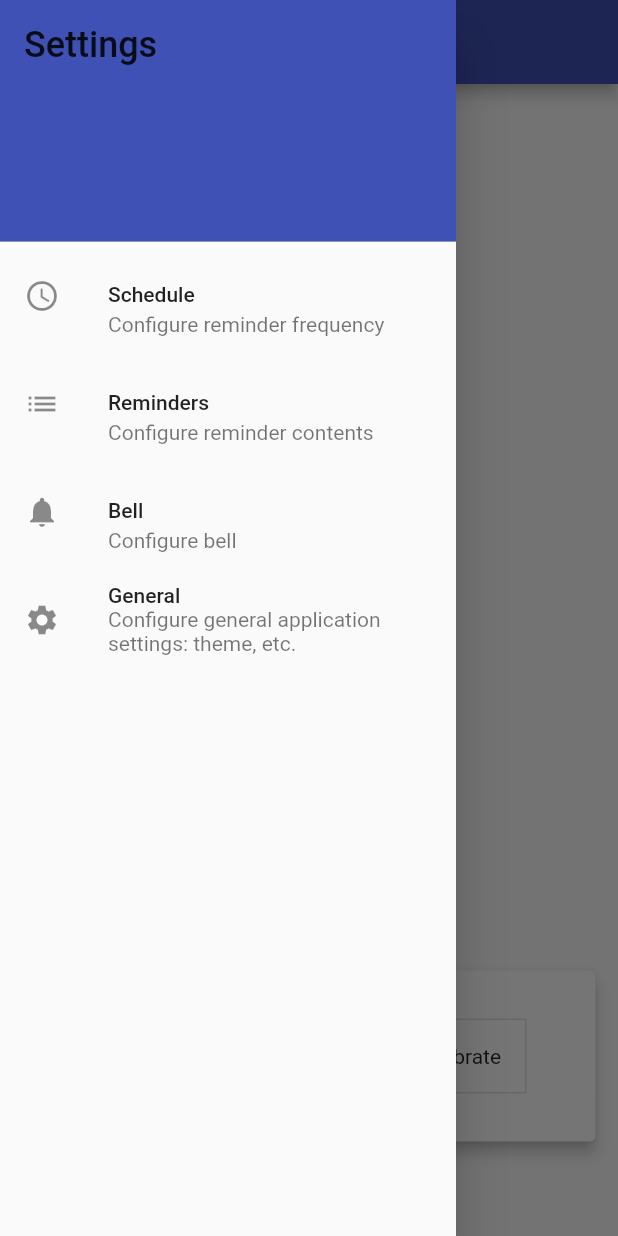
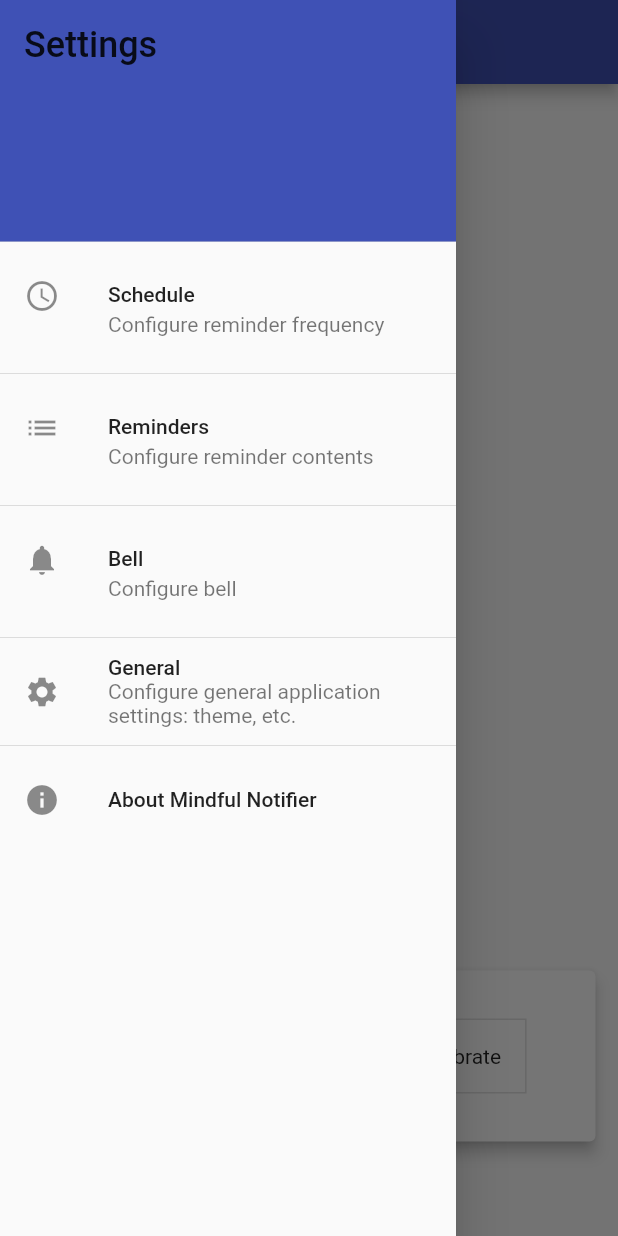
Before and after one commit to kmac/mindfulnotifier, a Flutter app: the screen it shows after launch, with the side drawer open, on a phone screen of 412 x 824 dp. Run offline on Flutter 3.47's test engine with Material 2 defaults, Android fonts, the phone set to English and light mode, and no system bars; our stand-ins replace date_format, flutter_html, flutter_local_notifications, flutter_native_timezone, get, just_audio and 5 more; missing offline and left inert: android_alarm_manager, audio_session; Roboto replaces fonts that are missing (Open Sans).

Commit message:
add about dialog

```diff
--- a/lib/components/constants.dart
+++ b/lib/components/constants.dart
@@ -1,4 +1,5 @@
 const String appName = 'Mindful Notifier';
+const String appVersion = '0.0.1';
 
 const bool useForegroundService = false;
 
--- /dev/null
+++ b/lib/screens/about/about.dart
@@ -0,0 +1,59 @@
+import 'dart:ui';
+
+import 'package:flutter/cupertino.dart';
+import 'package:flutter/material.dart';
+import 'package:flutter/widgets.dart';
+import 'package:get/get.dart';
+import 'package:flutter_html/flutter_html.dart';
+import 'package:logger/logger.dart';
+import 'package:mindfulnotifier/components/constants.dart';
+import 'package:mindfulnotifier/components/logging.dart';
+
+var logger = Logger(printer: SimpleLogPrinter('reminderview'));
+
+const htmlData = """
+<h3>About this app</h3>
+
+<p>This app is a simple mindfulness-based timer which displays a random
+notification reminder taken from a configurable list. The provided notifications
+are some simple examples. You can add and remove from the notifications defaults
+as you like.</p>
+
+<p>Features:
+<ul>
+<li>Configure either a periodic or random reminder interval.</li>
+<li>Edit or add your own reminder messages.</li>
+<li>Use either a default bell or provide your own (in development).</li>
+<li>Separate controls for mute and vibrate.</li>
+</ul>
+
+<h4>Project Information and Source Code</h4>
+<p>The source code is available at <a href="https://github.com/kmac5">https://github.com/kmac5</a>.
+Please see this link for additional help, or to report any issues.
+<p>The default bell is taken from user 'steaq' at
+<a href="https://freesound.org/s/346328/">https://freesound.org/s/346328/</a>
+and is licensed under the 'Creative Commons 0 License'.
+See the link for more information.
+
+<h4>Privacy Policy</h4>
+<p>This application completely respects your privacy. It collects no data, other
+than to store any customized reminders on your local device.
+The app doesn't have access to the Internet, and it doesn't know or collect
+anything about you, or about your reminders.
+</p>
+
+<h4>Terms of service:</h4>
+<p>This application is provided free of charge, with no warranty whatsoever.
+</p>
+""";
+
+class AppAboutListTile extends AboutListTile {
+  AppAboutListTile()
+      : super(
+            icon: Icon(Icons.info),
+            applicationVersion: appVersion,
+            applicationLegalese: '© 2021',
+            aboutBoxChildren: [
+              Html(data: htmlData),
+            ]);
+}
--- a/lib/screens/app/mindfulnotifier.dart
+++ b/lib/screens/app/mindfulnotifier.dart
@@ -15,6 +15,7 @@ import 'package:mindfulnotifier/components/datastore.dart';
 import 'package:mindfulnotifier/components/notifier.dart';
 import 'package:mindfulnotifier/components/logging.dart';
 import 'package:mindfulnotifier/components/utils.dart';
+import 'package:mindfulnotifier/screens/about/about.dart';
 
 var logger = Logger(printer: SimpleLogPrinter('mindfulnotifier'));
 
@@ -429,18 +430,21 @@ class MindfulNotifierWidget extends StatelessWidget {
                   subtitle: Text('Configure reminder frequency'),
                   onTap: controller.handleScheduleOnTap,
                 ),
+                Divider(),
                 ListTile(
                   leading: Icon(Icons.list),
                   title: Text('Reminders'),
                   subtitle: Text('Configure reminder contents'),
                   onTap: controller.handleRemindersOnTap,
                 ),
+                Divider(),
                 ListTile(
                   leading: Icon(Icons.notifications),
                   title: Text('Bell'),
                   subtitle: Text('Configure bell'),
                   onTap: controller.handleBellOnTap,
                 ),
+                Divider(),
                 ListTile(
                   leading: Icon(Icons.settings),
                   title: Text('General'),
@@ -448,6 +452,8 @@ class MindfulNotifierWidget extends StatelessWidget {
                       'Configure general application settings: theme, etc.'),
                   onTap: controller.handleGeneralOnTap,
                 ),
+                Divider(),
+                AppAboutListTile(),
               ],
             ),
           ),
--- a/lib/screens/general/general.dart
+++ b/lib/screens/general/general.dart
@@ -95,10 +95,10 @@ class GeneralWidget extends StatelessWidget {
           //   ),
           // ),
           ListTile(
-              leading: Icon(Icons.looks),
+              leading: Icon(Icons.app_settings_alt),
               title: Text('Theme'),
               trailing: Container(
-                  padding: EdgeInsets.all(20.0),
+                  // padding: EdgeInsets.all(2.0),
                   child: DropdownButton(
                 value: controller._theme.value,
                 onChanged: (value) {
--- a/pubspec.yaml
+++ b/pubspec.yaml
@@ -45,6 +45,7 @@ dependencies:
   # logger_flutter: ^0.7.1
   #flutter_background_service: ^0.0.1+19
   rflutter_alert: ^1.1.0
+  flutter_html: ^1.1.1
 
 dev_dependencies:
   flutter_test:
```
Also changed, not shown: pubspec.lock, 1 other file. Lines whose indentation alone changed are shown as unchanged.
